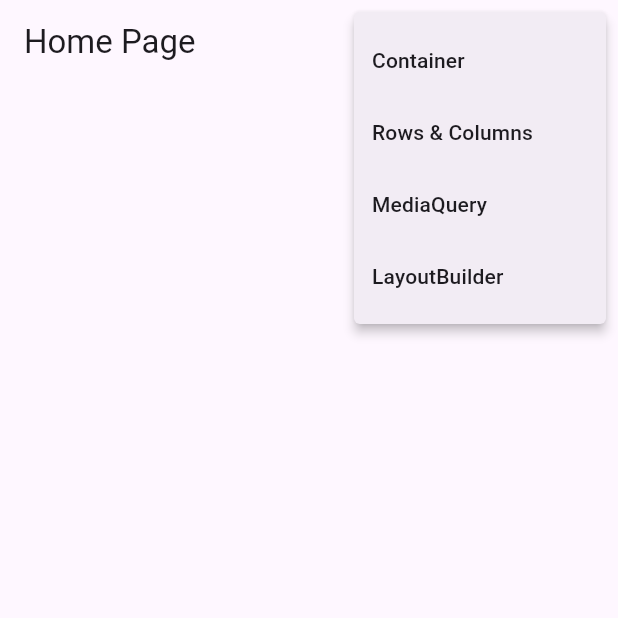
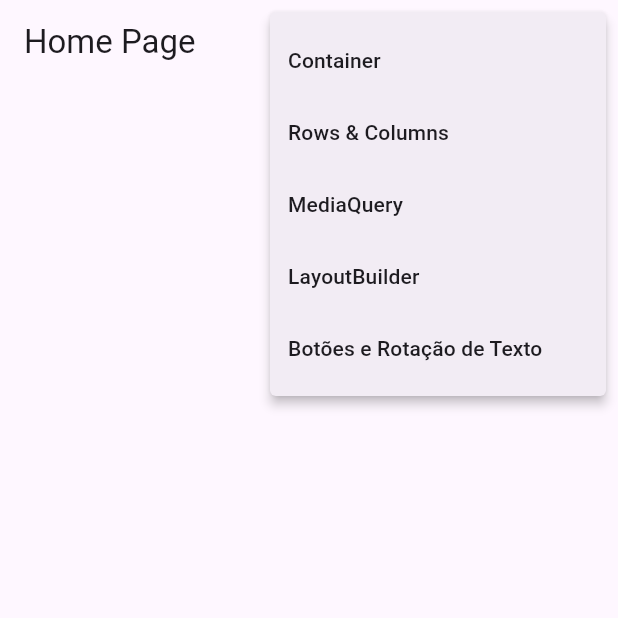
Before and after one commit to LoiolaBr17/ADF, a Flutter app: the screen it shows after launch, after a tap on the "more vert" icon, on a phone screen of 412 x 824 dp, the top half of it. Run offline on Flutter 3.47's test engine with Material 3 defaults, Android fonts, the phone set to English and light mode, and no system bars; our stand-ins replace args, device_preview.

Commit message:
testes de botoes disponiveis

```diff
--- a/flutter_primeiro_projeto/lib/main.dart
+++ b/flutter_primeiro_projeto/lib/main.dart
@@ -1,5 +1,6 @@
 import 'package:flutter/foundation.dart';
 import 'package:flutter/material.dart';
+import 'package:flutter_primeiro_projeto/pages/botoes_rotacao_texto/botoes_rotacao_texto.dart';
 import 'package:flutter_primeiro_projeto/pages/container/container_page.dart';
 import 'package:flutter_primeiro_projeto/pages/home/home_page.dart';
 import 'package:flutter_primeiro_projeto/pages/layout_builder/layout_builder_page.dart';
@@ -35,6 +36,7 @@ class MyApp extends StatelessWidget {
         '/rows_columns': (_) => const RowsColumnsPage(),
         '/media_query': (_) => const MediaQueryPage(),
         '/layout_builder': (_) => const LayoutBuilderPage(),
+        '/botoes_rotacao_texto': (_) => const BotoesRotacaoTexto(),
       },
     );
   }
--- a/flutter_primeiro_projeto/lib/pages/home/home_page.dart
+++ b/flutter_primeiro_projeto/lib/pages/home/home_page.dart
@@ -4,7 +4,8 @@ enum PopupMenuPages {
   container,
   rowsColumns,
   mediaQuery,
-  layoutBuilder
+  layoutBuilder,
+  botoesRotacaoTexto
 }
 
 class HomePage extends StatelessWidget {
@@ -31,6 +32,9 @@ class HomePage extends StatelessWidget {
                 case PopupMenuPages.layoutBuilder:
                   Navigator.of(context).pushNamed('/layout_builder');
                   break;
+                case PopupMenuPages.botoesRotacaoTexto:
+                  Navigator.of(context).pushNamed('/botoes_rotacao_texto');
+                  break;
               }
             },
             itemBuilder: (BuildContext context) {
@@ -51,6 +55,10 @@ class HomePage extends StatelessWidget {
                   value: PopupMenuPages.layoutBuilder,
                   child: Text('LayoutBuilder'),
                 ),
+                const PopupMenuItem<PopupMenuPages>(
+                  value: PopupMenuPages.botoesRotacaoTexto,
+                  child: Text('Botões e Rotação de Texto'),
+                ),
               ];
             },
           )
```
Also changed, not shown: flutter_primeiro_projeto/lib/pages/botoes_rotacao_texto/botoes_rotacao_texto.dart (added, +64 -0 lines).
